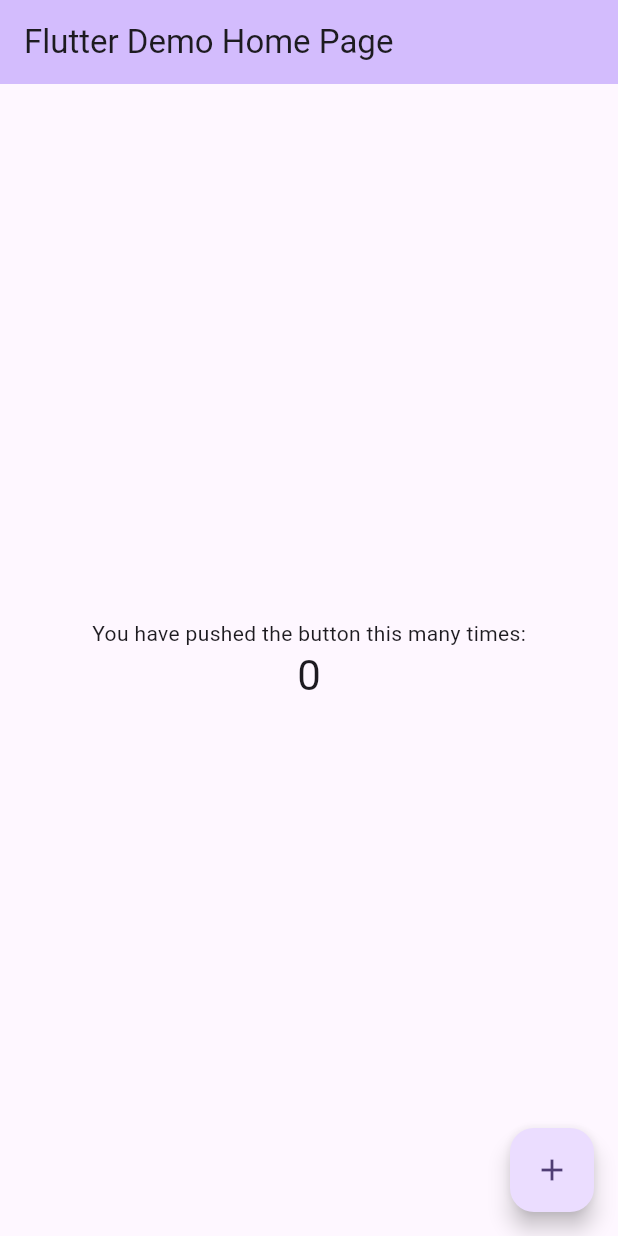
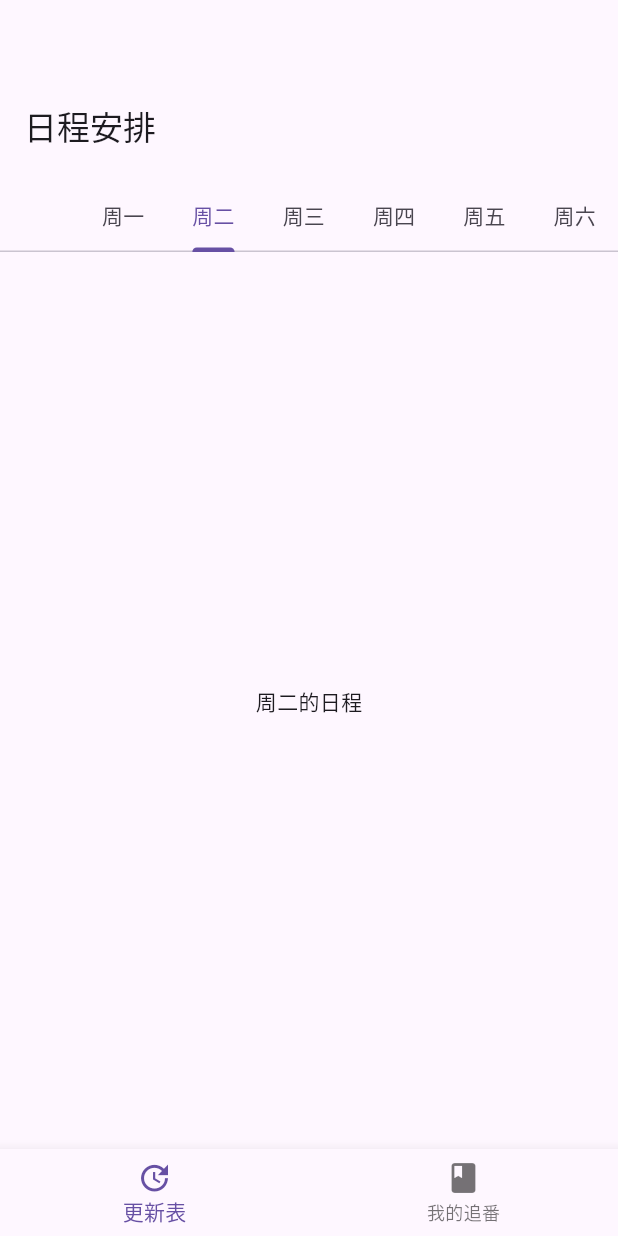
Before and after one commit to Minori-ty/flutter_anime_schedule, a Flutter app: the screen it shows after launch, on a phone screen of 412 x 824 dp. Run offline on Flutter 3.47's test engine with Material 3 defaults, Android fonts, the phone set to English and light mode, and no system bars; our stand-ins replace get.

Commit message:
feat: 添加tab栏

```diff
--- a/lib/main.dart
+++ b/lib/main.dart
@@ -1,125 +1,70 @@
 import 'package:flutter/material.dart';
+import 'package:get/get.dart';
+import 'package:flutter_anime_schedule/src/pages/schedule.dart';
+import 'package:flutter_anime_schedule/src/pages/my_anime.dart';
 
 void main() {
-  runApp(const MyApp());
+  runApp(MyApp());
 }
 
 class MyApp extends StatelessWidget {
   const MyApp({super.key});
 
-  // This widget is the root of your application.
   @override
   Widget build(BuildContext context) {
-    return MaterialApp(
-      title: 'Flutter Demo',
+    return GetMaterialApp(
       theme: ThemeData(
-        // This is the theme of your application.
-        //
-        // TRY THIS: Try running your application with "flutter run". You'll see
-        // the application has a purple toolbar. Then, without quitting the app,
-        // try changing the seedColor in the colorScheme below to Colors.green
-        // and then invoke "hot reload" (save your changes or press the "hot
-        // reload" button in a Flutter-supported IDE, or press "r" if you used
-        // the command line to start the app).
-        //
-        // Notice that the counter didn't reset back to zero; the application
-        // state is not lost during the reload. To reset the state, use hot
-        // restart instead.
-        //
-        // This works for code too, not just values: Most code changes can be
-        // tested with just a hot reload.
-        colorScheme: ColorScheme.fromSeed(seedColor: Colors.deepPurple),
-        useMaterial3: true,
+        primarySwatch: Colors.blue,
       ),
-      home: const MyHomePage(title: 'Flutter Demo Home Page'),
+      home: MainPage(),
     );
   }
 }
 
-class MyHomePage extends StatefulWidget {
-  const MyHomePage({super.key, required this.title});
+class MainPage extends StatelessWidget {
+  final MainController mainController = Get.put(MainController());
 
-  // This widget is the home page of your application. It is stateful, meaning
-  // that it has a State object (defined below) that contains fields that affect
-  // how it looks.
-
-  // This class is the configuration for the state. It holds the values (in this
-  // case the title) provided by the parent (in this case the App widget) and
-  // used by the build method of the State. Fields in a Widget subclass are
-  // always marked "final".
-
-  final String title;
-
-  @override
-  State<MyHomePage> createState() => _MyHomePageState();
-}
-
-class _MyHomePageState extends State<MyHomePage> {
-  int _counter = 0;
-
-  void _incrementCounter() {
-    setState(() {
-      // This call to setState tells the Flutter framework that something has
-      // changed in this State, which causes it to rerun the build method below
-      // so that the display can reflect the updated values. If we changed
-      // _counter without calling setState(), then the build method would not be
-      // called again, and so nothing would appear to happen.
-      _counter++;
-    });
-  }
+  MainPage({super.key});
 
   @override
   Widget build(BuildContext context) {
-    // This method is rerun every time setState is called, for instance as done
-    // by the _incrementCounter method above.
-    //
-    // The Flutter framework has been optimized to make rerunning build methods
-    // fast, so that you can just rebuild anything that needs updating rather
-    // than having to individually change instances of widgets.
     return Scaffold(
-      appBar: AppBar(
-        // TRY THIS: Try changing the color here to a specific color (to
-        // Colors.amber, perhaps?) and trigger a hot reload to see the AppBar
-        // change color while the other colors stay the same.
-        backgroundColor: Theme.of(context).colorScheme.inversePrimary,
-        // Here we take the value from the MyHomePage object that was created by
-        // the App.build method, and use it to set our appbar title.
-        title: Text(widget.title),
-      ),
-      body: Center(
-        // Center is a layout widget. It takes a single child and positions it
-        // in the middle of the parent.
-        child: Column(
-          // Column is also a layout widget. It takes a list of children and
-          // arranges them vertically. By default, it sizes itself to fit its
-          // children horizontally, and tries to be as tall as its parent.
-          //
-          // Column has various properties to control how it sizes itself and
-          // how it positions its children. Here we use mainAxisAlignment to
-          // center the children vertically; the main axis here is the vertical
-          // axis because Columns are vertical (the cross axis would be
-          // horizontal).
-          //
-          // TRY THIS: Invoke "debug painting" (choose the "Toggle Debug Paint"
-          // action in the IDE, or press "p" in the console), to see the
-          // wireframe for each widget.
-          mainAxisAlignment: MainAxisAlignment.center,
-          children: <Widget>[
-            const Text(
-              'You have pushed the button this many times:',
+      appBar: AppBar(),
+      body: Obx(() {
+        return IndexedStack(
+          index: mainController.selectedIndex.value,
+          children: [
+            SchedulePage(),
+            MyAnimePage(),
+          ],
+        );
+      }),
+      bottomNavigationBar: Obx(() {
+        return BottomNavigationBar(
+          currentIndex: mainController.selectedIndex.value,
+          onTap: (index) {
+            mainController.changeTabIndex(index);
+          },
+          items: [
+            BottomNavigationBarItem(
+              icon: Icon(Icons.update),
+              label: '更新表',
             ),
-            Text(
-              '$_counter',
-              style: Theme.of(context).textTheme.headlineMedium,
+            BottomNavigationBarItem(
+              icon: Icon(Icons.book),
+              label: '我的追番',
             ),
           ],
-        ),
-      ),
-      floatingActionButton: FloatingActionButton(
-        onPressed: _incrementCounter,
-        tooltip: 'Increment',
-        child: const Icon(Icons.add),
-      ), // This trailing comma makes auto-formatting nicer for build methods.
+        );
+      }),
     );
   }
 }
+
+class MainController extends GetxController {
+  var selectedIndex = 0.obs;
+
+  void changeTabIndex(int index) {
+    selectedIndex.value = index;
+  }
+}
--- /dev/null
+++ b/lib/src/pages/schedule.dart
@@ -0,0 +1,68 @@
+import 'package:flutter/material.dart';
+
+class SchedulePage extends StatefulWidget {
+  @override
+  _SchedulePageState createState() => _SchedulePageState();
+}
+
+class _SchedulePageState extends State<SchedulePage>
+    with SingleTickerProviderStateMixin {
+  late TabController _tabController;
+
+  @override
+  void initState() {
+    super.initState();
+    // 获取今天是星期几，设置默认选中
+    DateTime now = DateTime.now();
+    int today = now.weekday; // 周一是1，周日是7
+    _tabController =
+        TabController(length: 7, vsync: this, initialIndex: today - 1);
+  }
+
+  @override
+  void dispose() {
+    _tabController.dispose();
+    super.dispose();
+  }
+
+  @override
+  Widget build(BuildContext context) {
+    return Scaffold(
+      appBar: AppBar(
+        title: Text('日程安排'),
+        bottom: PreferredSize(
+          preferredSize: Size.fromHeight(kToolbarHeight),
+          child: Align(
+            alignment: Alignment.centerLeft, // 强制 TabBar 从左边对齐
+            child: TabBar(
+              controller: _tabController,
+              isScrollable: true,
+              indicatorPadding: EdgeInsets.zero, // 去除 indicator 左右空白
+              tabs: [
+                Tab(text: '周一'),
+                Tab(text: '周二'),
+                Tab(text: '周三'),
+                Tab(text: '周四'),
+                Tab(text: '周五'),
+                Tab(text: '周六'),
+                Tab(text: '周日'),
+              ],
+            ),
+          ),
+        ),
+      ),
+      body: TabBarView(
+        controller: _tabController,
+        children: [
+          Center(child: Text('周一的日程')),
+          Center(child: Text('周二的日程')),
+          Center(child: Text('周三的日程')),
+          Center(child: Text('周四的日程')),
+          Center(child: Text('周五的日程')),
+          Center(child: Text('周六的日程')),
+          Center(child: Text('周日的日程')),
+        ],
+      ),
+    );
+  }
+}
--- a/pubspec.yaml
+++ b/pubspec.yaml
@@ -34,6 +34,8 @@ dependencies:
   # The following adds the Cupertino Icons font to your application.
   # Use with the CupertinoIcons class for iOS style icons.
   cupertino_icons: ^1.0.8
+  get: ^4.6.6
+  intl: ^0.20.2
 
 dev_dependencies:
   flutter_test:
```
Also changed, not shown: lib/src/pages/add_anime.dart (added, +42 -0 lines), lib/src/pages/my_anime.dart (added, +27 -0 lines), pubspec.lock.
